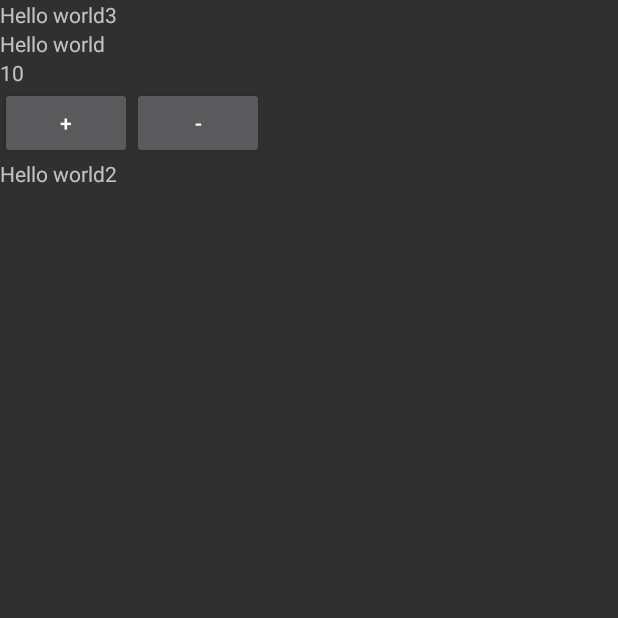
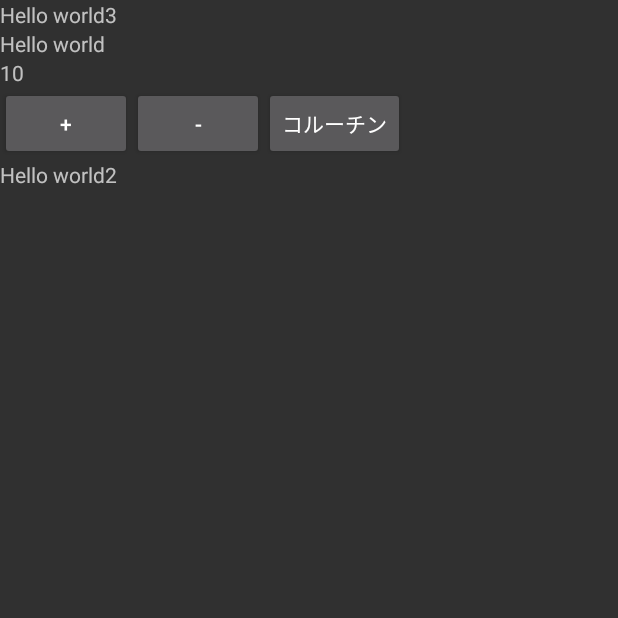
Before and after one commit to SUN-0613/AndroidNoActivityTest, an Android app: the screen it shows after launch (MainActivity), on a phone screen of 412 x 824 dp, the top half of it. Run offline under Robolectric (Android 15) with nearby library versions, the phone set to English and light mode, and no system bars; our stand-ins replace data binding.

Commit message:
マルチスレッド

```diff
--- a/app/build.gradle
+++ b/app/build.gradle
@@ -58,4 +58,7 @@ dependencies {
     implementation "androidx.activity:activity-ktx:1.4.0"
     implementation "androidx.fragment:fragment-ktx:1.4.1"
 
+    // coroutines (multiple task)
+    implementation 'org.jetbrains.kotlinx:kotlinx-coroutines-android:1.3.9'
+
 }
--- a/app/src/main/res/layout/activity_main.xml
+++ b/app/src/main/res/layout/activity_main.xml
@@ -54,6 +54,12 @@
                     android:text="-"
                     android:onClick="@{() -> viewmodel.OnButtonTapped(tag.Minus)}"
                     />
+                <Button
+                    android:layout_width="wrap_content"
+                    android:layout_height="match_parent"
+                    android:text="コルーチン"
+                    android:onClick="@{() -> viewmodel.OnCoroutine()}"
+                    />
             </LinearLayout>
             <TextView
                 android:layout_width="match_parent"
```
Also changed, not shown: app/src/main/java/com/noactivity/noactivitytest/viewmodel/MainViewModel.kt (+22 -0 lines).
